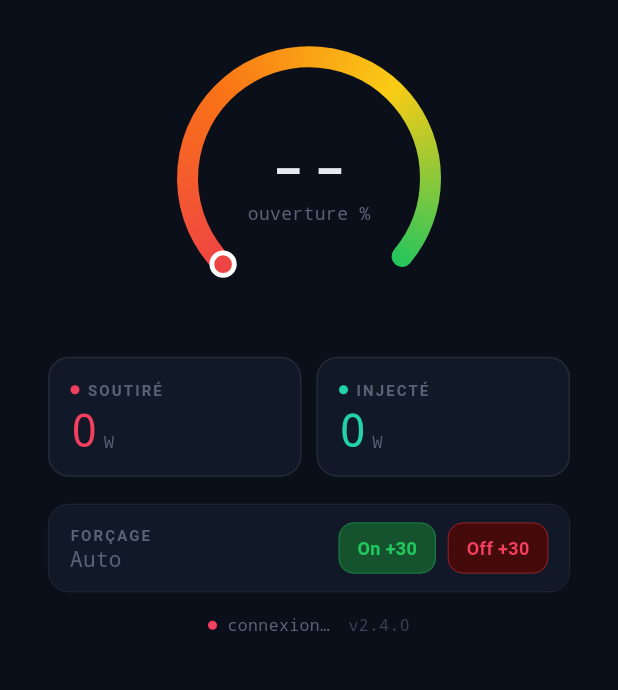
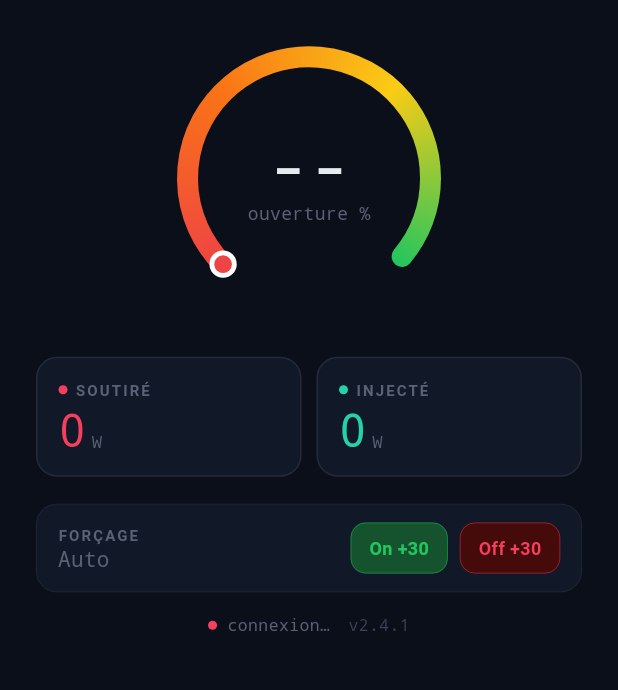
Before and after one commit to Phil22140/F1atb_Android_Monitor, a Flutter app: the screen it shows after launch, after a tap on the "settings" icon, on a phone screen of 412 x 824 dp, the part 436-1126 px from its top. Run offline on Flutter 3.47's test engine with Material 3 defaults, Android fonts, the light colour scheme and no system bars; our stand-ins replace shared_preferences.

Commit message:
v2.4.1 - Ajout des capteurs de Température - Correction Affichage

```diff
--- a/lib/main.dart
+++ b/lib/main.dart
@@ -37,7 +37,7 @@ void main() {
 
 // ── Séparateurs ASCII (identiques au firmware F1ATB) ──────────────────────────
 const String GS = '\x1d'; // Group Separator
-const String appVersion = '2.4.0';
+const String appVersion = '2.4.1';
 const String RS = '\x1e'; // Record Separator
 
 // ── Parsing /ajax_data ────────────────────────────────────────────────────────
@@ -368,7 +368,7 @@ class _HomeScreenState extends State<HomeScreen> {
                       child: Column(
                         mainAxisSize: MainAxisSize.min,
                         children: [
-                          SizedBox(height: hasCapteurs ? 10 : 20),
+                          SizedBox(height: hasCapteurs ? 2 : 20),
                           if (!hasCapteurs) ...[
                             const Text(
                               'F1ATB MONITOR',
@@ -394,8 +394,7 @@ class _HomeScreenState extends State<HomeScreen> {
                                 fontFamily: 'monospace',
                               ),
                             ),
-                          SizedBox(height: hasCapteurs ? 10 : 16),
-                          // Capteurs température (si actifs)
+                          SizedBox(height: hasCapteurs ? 6 : 16),
                           if (hasCapteurs)
                             Padding(
                               padding: const EdgeInsets.symmetric(horizontal: 24),
@@ -408,7 +407,7 @@ class _HomeScreenState extends State<HomeScreen> {
                           if (hasCapteurs) const SizedBox(height: 10),
                           // Cards puissance
                           Padding(
-                            padding: const EdgeInsets.symmetric(horizontal: 32),
+                            padding: const EdgeInsets.symmetric(horizontal: 24),
                             child: Row(
                               children: [
                                 Expanded(child: PowerCard(
@@ -428,7 +427,7 @@ class _HomeScreenState extends State<HomeScreen> {
                           SizedBox(height: hasCapteurs ? 12 : 18),
                           // Widget forçage
                           Padding(
-                            padding: const EdgeInsets.symmetric(horizontal: 32),
+                            padding: const EdgeInsets.symmetric(horizontal: 24),
                             child: ForceWidget(
                               forcage: _forcage,
                               onForce: _sendForce,
--- a/pubspec.yaml
+++ b/pubspec.yaml
@@ -1,7 +1,7 @@
 name: chauffe_eau
 description: Widget chauffe-eau ESP32 F1ATB
 publish_to: 'none'
-version: 2.4.0+5
+version: 2.4.1+6
 
 environment:
   sdk: '>=3.0.0 <4.0.0'
```
